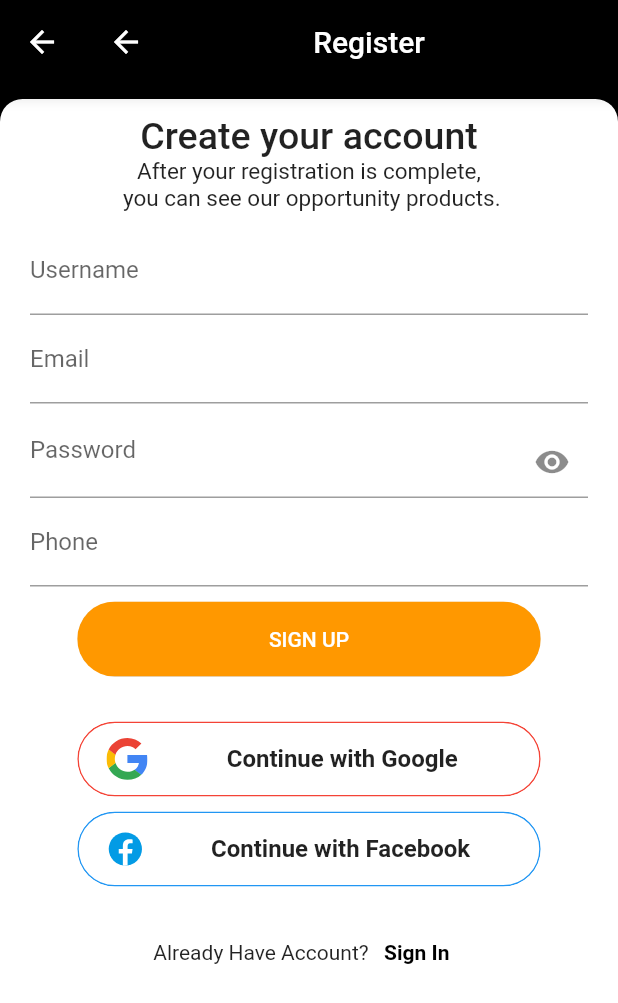
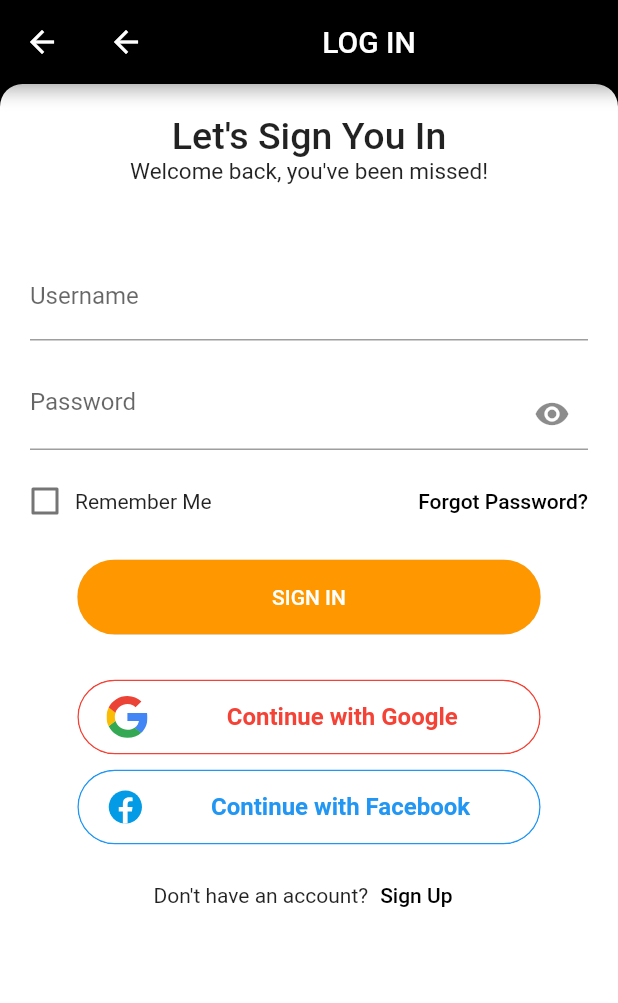
Before and after one commit to AradhyaNepal/2079-Dashain-Onboarding, a Flutter app: the SignupPage screen opened by its route, after a tap on "Sign In", on a phone screen of 412 x 824 dp. Shown: the top 1003 px of the screen. Run offline on Flutter 3.47's test engine with Material 2 defaults, Android fonts, the phone set to English and light mode, and no system bars; our stand-ins replace flutter_svg, smooth_page_indicator.

Commit message:
Login UI completed

```diff
--- a/UIOne/lib/main.dart
+++ b/UIOne/lib/main.dart
@@ -1,5 +1,6 @@
 import 'package:flutter/material.dart';
 import 'package:flutter/services.dart';
+import 'package:ui_one/screens/registration/login.dart';
 import 'package:ui_one/screens/registration/signup.dart';
 import 'package:ui_one/screens/splash_page/splash_page.dart';
 
@@ -22,7 +23,8 @@ class MyApp extends StatelessWidget {
       initialRoute: SplashPage.route,
       routes: {
         SplashPage.route:(context)=>const SplashPage(),
-        SignupPage.route:(context)=> SignupPage()
+        SignupPage.route:(context)=> SignupPage(),
+        LoginPage.route:(context)=> LoginPage(),
       },
     );
   }
--- /dev/null
+++ b/UIOne/lib/screens/registration/login.dart
@@ -0,0 +1,201 @@
+import 'package:flutter/material.dart';
+import 'package:ui_one/screens/registration/signup.dart';
+import 'package:ui_one/screens/splash_page/splash_page.dart';
+
+class LoginPage extends StatelessWidget {
+  static const String route="LoginRoute";
+  final GlobalKey<FormState> formKey=GlobalKey();
+  LoginPage({Key? key}) : super(key: key);
+
+  @override
+  Widget build(BuildContext context) {
+    final size=MediaQuery.of(context).size;
+    return SafeArea(
+        child: Scaffold(
+          appBar: AppBar(
+            backgroundColor: Colors.black,
+            title: Row(
+              children: [
+                InkWell(
+                  onTap: (){
+                    Navigator.pushReplacementNamed(context, SplashPage.route,arguments: true);
+                  },
+                  child: Icon(
+                    Icons.arrow_back
+                  ),
+                ),
+                Spacer(),
+                Text(
+                  "LOG IN",
+                  style: TextStyle(
+                    color: Colors.white,
+
+                  ),
+                ),
+                Spacer(),
+              ],
+            ),
+          ),
+          body:Container(
+            height: size.height,
+            color: Colors.black,
+            child: Container(
+              padding: EdgeInsets.symmetric(horizontal: 20),
+              width: size.width,
+              decoration: BoxDecoration(
+                color: Colors.white,
+                borderRadius: BorderRadius.only(
+                    topLeft: Radius.circular(15),
+                    topRight: Radius.circular(15)
+                )
+              ),
+              child: SingleChildScrollView(
+                physics: BouncingScrollPhysics(),
+                child: Column(
+                  children: [
+                    SizedBox(height: 20,),
+                    Text(
+                      "Let's Sign You In",
+                      style: TextStyle(
+                        fontSize: 25,
+                        fontWeight: FontWeight.w500
+                      ),
+                    ),
+                    Text(
+                      "Welcome back, you've been missed!",
+                      style: TextStyle(
+                        fontSize: 15
+                      ),
+                    ),
+                    SizedBox(height: 20,),
+                    Form(
+                      key: formKey,
+                        child: Column(
+                          children: [
+                            SizedBox(height: 25,),
+                            TextFormField(
+                              textInputAction:TextInputAction.next,
+                              decoration: InputDecoration(
+                                labelText: "Username"
+                              ),
+                            ),
+                            SizedBox(height: 10,),
+                            PasswordField(next: false,),
+                            SizedBox(height: 10,),
+                            Row(
+                              children: [
+                                RememberMeWidget(),
+                                Spacer(),
+                                TextButton(
+                                  style: TextButton.styleFrom(padding: EdgeInsets.zero),
+                                    onPressed: (){},
+                                    child: Text(
+                                        "Forgot Password?",
+                                      style: TextStyle(
+                                          color: Colors.black
+                                      ),
+                                    )
+                                )
+                              ],
+                            ),
+                            SizedBox(height: 15,),
+                            ClipRRect(
+                              borderRadius: BorderRadius.circular(50),
+                              child: SizedBox(
+                                width: size.width*0.75,
+                                height: 50,
+                                child: ElevatedButton(
+                                  style: ElevatedButton.styleFrom(primary: Colors.orange),
+                                  onPressed: (){
+
+                                  },
+                                  child: Text(
+                                    "SIGN IN"
+                                  ),
+                                ),
+                              ),
+                            ),
+
+                            SizedBox(height: 30,),
+                            GoogleWidget(size: size),
+                            SizedBox(height: 10,),
+                            FacebookWidget(size: size),
+                            SizedBox(height: 10,),
+                            Row(
+                              children: [
+                                Spacer(),
+                                Text(
+                                  "Don't have an account?"
+                                ),
+                                TextButton(
+                                  onPressed: (){
+                                    Navigator.pushReplacementNamed(context, SignupPage.route);
+                                  },
+                                  child: Text(
+                                    "Sign Up",
+                                    style: TextStyle(
+                                      color: Colors.black
+                                    ),
+                                  ),
+                                ),
+                                Spacer(),
+
+                              ],
+                            ),
+
+                            SizedBox(height: 20,),
+                          ],
+                        )
+                    ),
+                  ],
+                ),
+              ),
+            ),
+          ) ,
+        )
+    );
+  }
+}
+
+class RememberMeWidget extends StatefulWidget {
+  const RememberMeWidget({
+    Key? key,
+  }) : super(key: key);
+
+  @override
+  State<RememberMeWidget> createState() => _RememberMeWidgetState();
+}
+
+class _RememberMeWidgetState extends State<RememberMeWidget> {
+  bool checked=false;
+  @override
+  Widget build(BuildContext context) {
+    return GestureDetector(
+      onTap: (){
+        checked=!checked;
+        setState(() {
+
+        });
+      },
+      child: Row(
+        children: [
+          SizedBox(
+            height: 20,
+            width: 20,
+            child: Checkbox(
+
+                value: checked, onChanged: (value){
+              setState(() {
+                checked=value??!checked;
+              });
+            }),
+          ),
+          SizedBox(width: 10,),
+          Text(
+              "Remember Me",
+          )
+        ],
+      ),
+    );
+  }
+}
--- a/UIOne/lib/screens/registration/signup.dart
+++ b/UIOne/lib/screens/registration/signup.dart
@@ -1,6 +1,7 @@
 import 'package:flutter/material.dart';
 import 'package:flutter_svg/flutter_svg.dart';
 import 'package:ui_one/data/services/assets_location.dart';
+import 'package:ui_one/screens/registration/login.dart';
 import 'package:ui_one/screens/splash_page/splash_page.dart';
 
 class SignupPage extends StatelessWidget {
@@ -120,42 +121,53 @@ class SignupPage extends StatelessWidget {
                                     ),
                                   ),
                                   SizedBox(height: 30,),
-                                  InkWell(
-                                    onTap: (){},
-                                    child: ClipRRect(
-                                      borderRadius: BorderRadius.circular(50),
-                                        child: Container(
-                                          height: 50,
-                                          padding: EdgeInsets.all(10),
-                                          decoration: BoxDecoration(
-                                            borderRadius: BorderRadius.circular(50),
-                                            border: Border.all(color: Colors.red)
+                                  GoogleWidget(size: size),
+
+                                  SizedBox(height: 10,),
+                                  FacebookWidget(size: size),
+                                  SizedBox(height: 20,),
+                                  Row(
+                                    children: [
+                                      Spacer(),
+                                      Text("Already Have Account?",),
+                                      TextButton(
+                                          onPressed:(){
+                                            Navigator.pushReplacementNamed(context, LoginPage.route);
+                                          },
+                                          child: Text("Sign In",style: TextStyle(fontWeight: FontWeight.w600,color: Colors.black),)),
+                                      Spacer(),
+
+                                    ],
                                   ),
-                                          width: size.width*0.75,
-                                          child: Row(
-                                            children: [
-                                              Expanded(
-                                                child: SvgPicture.asset(
-                                                    AssetsLocation.googleLogo
+
+                                ],
                               ),
                             ),
-                                              Spacer(),
-                                              Text(
-                                                  "Continue with Google",
-                                                style: TextStyle(
-                                                  fontSize: 16,
-                                                  fontWeight: FontWeight.w600
-                                                ),
-                                              ),
-                                              Spacer()
+                          )
                         ],
                       ),
                     ),
                   ),
+                )
+              ],
             ),
+          ),
+        )
+    );
+  }
+}
 
-                                  SizedBox(height: 10,),
-                                  InkWell(
+class FacebookWidget extends StatelessWidget {
+  const FacebookWidget({
+    Key? key,
+    required this.size,
+  }) : super(key: key);
+
+  final Size size;
+
+  @override
+  Widget build(BuildContext context) {
+    return InkWell(
       onTap: (){},
       child: ClipRRect(
         borderRadius: BorderRadius.circular(50),
@@ -181,6 +193,7 @@ class SignupPage extends StatelessWidget {
                   "Continue with Facebook",
                 style: TextStyle(
                     fontSize: 16,
+                    color: Colors.blue,
                     fontWeight: FontWeight.w600
                 ),
               ),
@@ -190,41 +203,63 @@ class SignupPage extends StatelessWidget {
           ),
         ),
       ),
+    );
+  }
+}
+
+class GoogleWidget extends StatelessWidget {
+  const GoogleWidget({
+    Key? key,
+    required this.size,
+  }) : super(key: key);
+
+  final Size size;
+
+  @override
+  Widget build(BuildContext context) {
+    return InkWell(
+      onTap: (){},
+      child: ClipRRect(
+        borderRadius: BorderRadius.circular(50),
+          child: Container(
+            height: 50,
+            padding: EdgeInsets.all(10),
+            decoration: BoxDecoration(
+              borderRadius: BorderRadius.circular(50),
+              border: Border.all(color: Colors.red)
             ),
-                                  SizedBox(height: 20,),
-                                  Row(
+            width: size.width*0.75,
+            child: Row(
               children: [
-                                      Spacer(),
-                                      Text("Already Have Account?",),
-                                      TextButton(
-                                          onPressed:(){},
-                                          child: Text("Sign In",style: TextStyle(fontWeight: FontWeight.w600,color: Colors.black),)),
-                                      Spacer(),
-
-                                    ],
-                                  ),
-
-                                ],
+                Expanded(
+                  child: SvgPicture.asset(
+                      AssetsLocation.googleLogo
                   ),
                 ),
-                          )
+                Spacer(),
+                Text(
+                    "Continue with Google",
+                  style: TextStyle(
+                    fontSize: 16,
+                    color: Colors.red,
+                    fontWeight: FontWeight.w600
+                  ),
+                ),
+                Spacer()
               ],
             ),
           ),
         ),
-                )
-              ],
-            ),
-          ),
-        )
     );
   }
 }
 
 class PasswordField extends StatefulWidget {
-  final FocusNode nextFocus;
+  final FocusNode? nextFocus;
+  final bool next;
   const PasswordField({
-    required this.nextFocus,
+    this.next=true,
+    this.nextFocus,
     Key? key,
   }) : super(key: key);
 
@@ -240,7 +275,7 @@ class _PasswordFieldState extends State<PasswordField> {
       onFieldSubmitted: (_){
         FocusScope.of(context).requestFocus(widget.nextFocus);
       },
-      textInputAction:TextInputAction.next,
+      textInputAction:widget.next?TextInputAction.next:TextInputAction.done,
       obscureText: !passwordVisible,
       decoration: InputDecoration(
           labelText: "Password",
--- a/UIOne/lib/screens/splash_page/splash_page.dart
+++ b/UIOne/lib/screens/splash_page/splash_page.dart
@@ -3,6 +3,7 @@ import 'package:flutter/services.dart';
 import 'package:smooth_page_indicator/smooth_page_indicator.dart';
 import 'package:ui_one/data/models/on_boarding_model.dart';
 import 'package:ui_one/data/services/assets_location.dart';
+import 'package:ui_one/screens/registration/login.dart';
 import 'package:ui_one/screens/registration/signup.dart';
 import 'package:ui_one/screens/splash_page/widgets/onboarding_widget.dart';
 
@@ -29,7 +30,7 @@ class _SplashPageState extends State<SplashPage> {
     // TODO: implement initState
     WidgetsBinding.instance!.addPostFrameCallback((timeStamp) {
       bool fromRegister=(ModalRoute.of(context)?.settings.arguments ?? false) as bool;
-      pageIndex=fromRegister?2:1;
+      pageIndex=fromRegister?2:0;
       pageController.jumpToPage(pageIndex);
       setState(() {
 
@@ -109,7 +110,7 @@ class _SplashPageState extends State<SplashPage> {
                             )
                         ),
                         onPressed: (){
-
+                          Navigator.pushReplacementNamed(context, LoginPage.route);
                         },
                         child: Text(
                             "SIGN IN"
```
Lines whose indentation alone changed are shown as unchanged.
